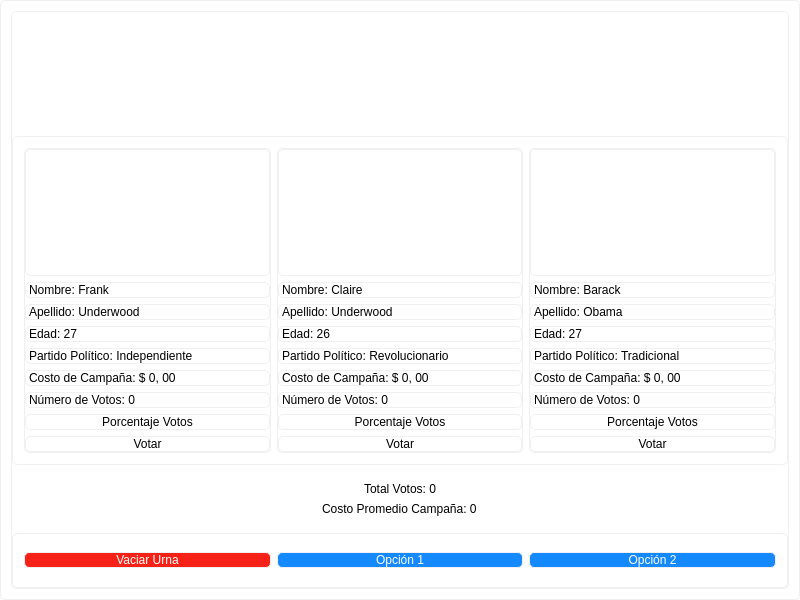
This is Form/MainWindow.ui in Andres6936/QT-Elecciones-CPP as Qt 5 draws it before an edit. The edited form follows.
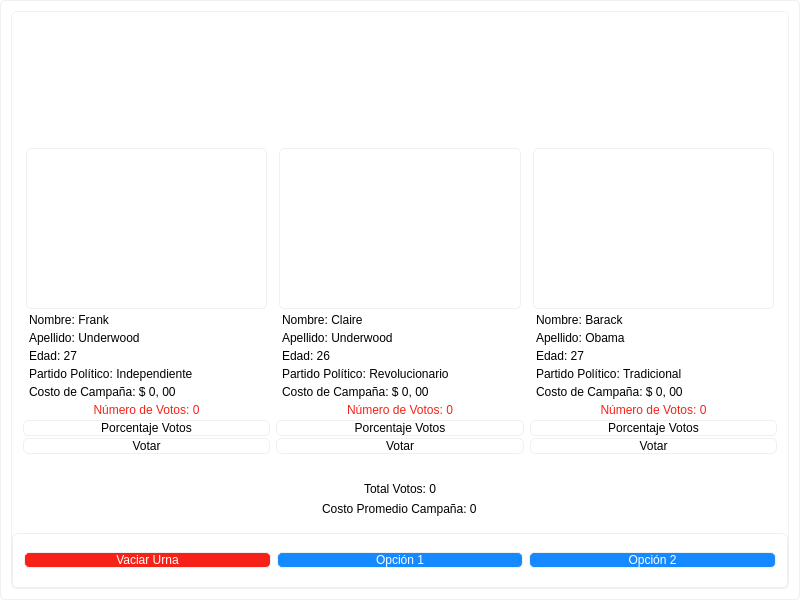
This is the edited form. Icons and pictures are not drawn.

Patch:
```diff
--- a/Form/MainWindow.ui
+++ b/Form/MainWindow.ui
@@ -108,7 +108,7 @@
        <item>
         <widget class="QFrame" name="panelCandidate">
          <property name="styleSheet">
-          <string notr="true"/>
+          <string notr="true">QFrame { border: none; }</string>
          </property>
          <property name="frameShape">
           <enum>QFrame::StyledPanel</enum>
@@ -116,9 +116,16 @@
          <property name="frameShadow">
           <enum>QFrame::Raised</enum>
          </property>
+         <property name="lineWidth">
+          <number>0</number>
+         </property>
          <layout class="QHBoxLayout" name="horizontalLayout_2">
           <item>
            <widget class="QFrame" name="panelCandidate1">
+            <property name="styleSheet">
+             <string notr="true">QLabel { border : none; margin: 1px 3px; }
+QLabel#labelImage1 {border: 1px solid rgb( 240, 240, 240 ); }</string>
+            </property>
             <property name="frameShape">
              <enum>QFrame::StyledPanel</enum>
             </property>
@@ -126,6 +133,9 @@
              <enum>QFrame::Raised</enum>
             </property>
             <layout class="QVBoxLayout" name="verticalLayout_5" stretch="1,0,0,0,0,0,0,0,0">
+             <property name="spacing">
+              <number>2</number>
+             </property>
              <property name="leftMargin">
               <number>0</number>
              </property>
@@ -185,9 +195,15 @@
              </item>
              <item>
               <widget class="QLabel" name="labelNumeroVotos1">
+               <property name="styleSheet">
+                <string notr="true">color : rgb( 246, 34, 23 );</string>
+               </property>
                <property name="text">
                 <string>Número de Votos: 0</string>
                </property>
+               <property name="alignment">
+                <set>Qt::AlignCenter</set>
+               </property>
               </widget>
              </item>
              <item>
@@ -209,6 +225,10 @@
           </item>
           <item>
            <widget class="QFrame" name="panelCandidate2">
+            <property name="styleSheet">
+             <string notr="true">QLabel { border : none; margin: 1px 3px; }
+QLabel#labelImage2 {border: 1px solid rgb( 240, 240, 240 ); }</string>
+            </property>
             <property name="frameShape">
              <enum>QFrame::StyledPanel</enum>
             </property>
@@ -216,6 +236,9 @@
              <enum>QFrame::Raised</enum>
             </property>
             <layout class="QVBoxLayout" name="verticalLayout_6" stretch="1,0,0,0,0,0,0,0,0">
+             <property name="spacing">
+              <number>2</number>
+             </property>
              <property name="leftMargin">
               <number>0</number>
              </property>
@@ -275,9 +298,15 @@
              </item>
              <item>
               <widget class="QLabel" name="labelNumeroVotos2">
+               <property name="styleSheet">
+                <string notr="true">color : rgb( 246, 34, 23 );</string>
+               </property>
                <property name="text">
                 <string>Número de Votos: 0</string>
                </property>
+               <property name="alignment">
+                <set>Qt::AlignCenter</set>
+               </property>
               </widget>
              </item>
              <item>
@@ -299,6 +328,10 @@
           </item>
           <item>
            <widget class="QFrame" name="panelCandidate3">
+            <property name="styleSheet">
+             <string notr="true">QLabel { border : none; margin: 1px 3px; }
+QLabel#labelImage3 {border: 1px solid rgb( 240, 240, 240 ); }</string>
+            </property>
             <property name="frameShape">
              <enum>QFrame::StyledPanel</enum>
             </property>
@@ -306,6 +339,9 @@
              <enum>QFrame::Raised</enum>
             </property>
             <layout class="QVBoxLayout" name="verticalLayout_7" stretch="1,0,0,0,0,0,0,0,0">
+             <property name="spacing">
+              <number>2</number>
+             </property>
              <property name="leftMargin">
               <number>0</number>
              </property>
@@ -365,9 +401,15 @@
              </item>
              <item>
               <widget class="QLabel" name="labelNumeroVotos3">
+               <property name="styleSheet">
+                <string notr="true">color: rgb( 246, 34, 23 );</string>
+               </property>
                <property name="text">
                 <string>Número de Votos: 0</string>
                </property>
+               <property name="alignment">
+                <set>Qt::AlignCenter</set>
+               </property>
               </widget>
              </item>
              <item>
```
Left out of the diff: 9 changed lines with no effect on the pictures.
